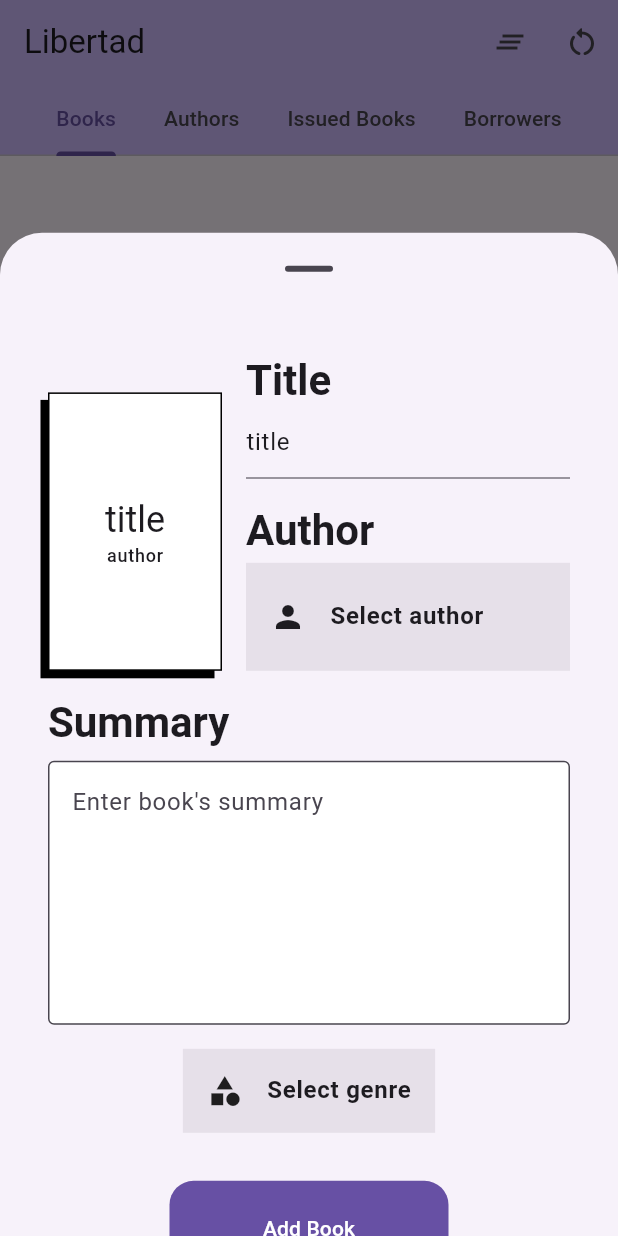
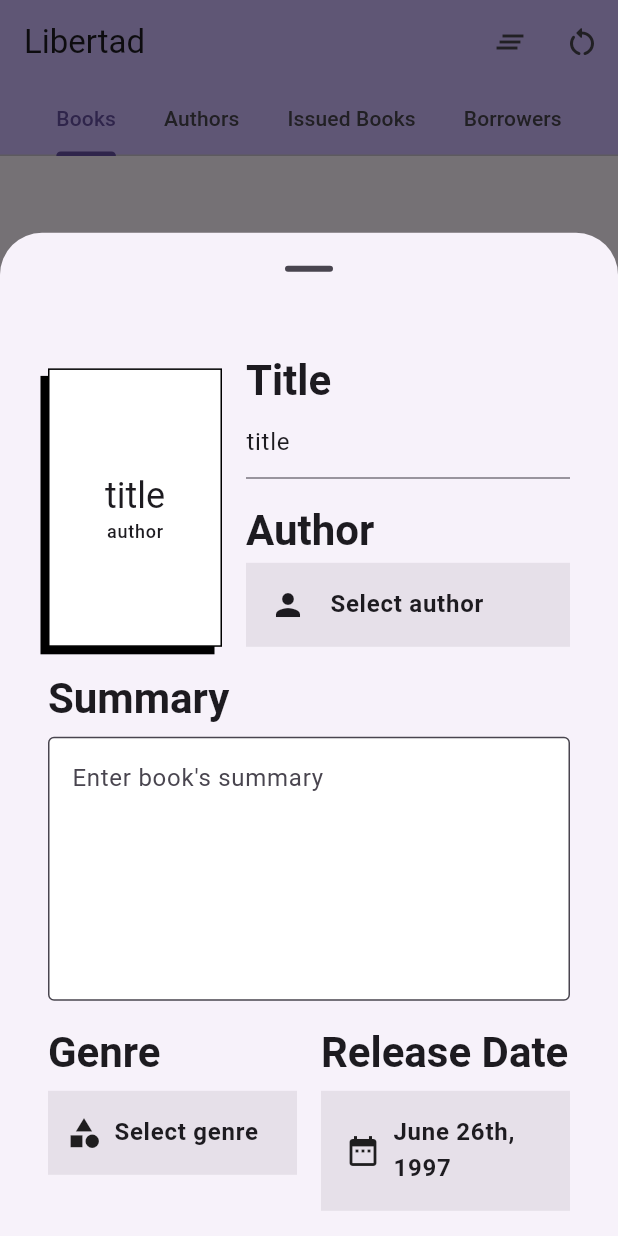
Before and after one commit to imaachman/libertad, a Flutter app: the screen it shows after launch, after a tap on the "add" icon, on a phone screen of 412 x 824 dp. Run offline on Flutter 3.47's test engine with Material 3 defaults, Android fonts, the light colour scheme and no system bars; our stand-ins replace flutter_riverpod, isar, riverpod_annotation; accounts and stored records are empty; generated files the repository leaves out were written again.

Commit message:
Book Editor #4
- Extract out AddBookButton as separate widget
- Update AuthorField to use InkWell instead of TextButton to maintain consistency
- Handle overflow cases in GenreField and AuthorField
- Implement ReleaseDateField and functionality
- Add DateExtension to convert month to word and append ordinals and prettify the date string

```diff
--- /dev/null
+++ b/lib/core/utils/extensions.dart
@@ -0,0 +1,51 @@
+extension DateExtension on DateTime {
+  String monthToWord() {
+    switch (month) {
+      case 1:
+        return 'January';
+      case 2:
+        return 'February';
+      case 3:
+        return 'March';
+      case 4:
+        return 'April';
+      case 5:
+        return 'May';
+      case 6:
+        return 'June';
+      case 7:
+        return 'July';
+      case 8:
+        return 'August';
+      case 9:
+        return 'September';
+      case 10:
+        return 'October';
+      case 11:
+        return 'November';
+      case 12:
+        return 'December';
+      default:
+        return 'Unknown';
+    }
+  }
+
+  String appendOrdinals() {
+    final int day = this.day;
+    if (day >= 11 && day <= 13) {
+      return '${day}th';
+    }
+    switch (day % 10) {
+      case 1:
+        return '${day}st';
+      case 2:
+        return '${day}nd';
+      case 3:
+        return '${day}rd';
+      default:
+        return '${day}th';
+    }
+  }
+
+  String get prettify => '${monthToWord()} ${appendOrdinals()}, $year';
+}
--- /dev/null
+++ b/lib/features/books/screens/book_editor/add_book_button.dart
@@ -0,0 +1,40 @@
+import 'package:flutter/material.dart';
+import 'package:flutter_riverpod/flutter_riverpod.dart';
+import 'package:libertad/features/books/viewmodels/book_editor_viewmodel.dart';
+
+class AddBookButton extends ConsumerWidget {
+  final GlobalKey<FormState> formKey;
+
+  const AddBookButton({super.key, required this.formKey});
+
+  @override
+  Widget build(BuildContext context, WidgetRef ref) {
+    return TextButton(
+      onPressed: () => ref
+          .read(bookEditorViewModelProvider().notifier)
+          .addBook(context, formKey),
+      style: ButtonStyle(
+        shape: WidgetStatePropertyAll(RoundedRectangleBorder()),
+        backgroundColor: WidgetStatePropertyAll(
+          Theme.of(context).primaryColor,
+        ),
+      ),
+      child: LayoutBuilder(
+        builder: (context, constraints) {
+          return SizedBox(
+            width: constraints.maxWidth / 2,
+            height: 48,
+            child: Center(
+              child: Text(
+                'Add Book',
+                style: Theme.of(context).textTheme.labelLarge?.copyWith(
+                      color: Theme.of(context).colorScheme.onPrimary,
+                    ),
+              ),
+            ),
+          );
+        },
+      ),
+    );
+  }
+}
--- a/lib/features/books/screens/book_editor/author_field.dart
+++ b/lib/features/books/screens/book_editor/author_field.dart
@@ -29,23 +29,18 @@ class AuthorField extends ConsumerWidget {
               ?.copyWith(fontWeight: FontWeight.bold),
         ),
         SizedBox(height: 4),
-        TextButton(
-          style: ButtonStyle(
-            shape: WidgetStatePropertyAll(
-              RoundedRectangleBorder(
-                side: authorNotSelected
-                    ? BorderSide(color: Theme.of(context).colorScheme.error)
-                    : BorderSide.none,
-              ),
-            ),
-            backgroundColor: WidgetStatePropertyAll(
-                Theme.of(context).colorScheme.surfaceContainerHighest),
-          ),
-          onPressed: () => ref
+        InkWell(
+          onTap: () => ref
               .read(authorFieldViewModelProvider.notifier)
               .showAuthorsSearchView(context),
           child: Container(
-            padding: const EdgeInsets.symmetric(horizontal: 4),
+            decoration: BoxDecoration(
+              color: Theme.of(context).colorScheme.surfaceContainerHighest,
+              border: authorNotSelected
+                  ? Border.all(color: Theme.of(context).colorScheme.error)
+                  : null,
+            ),
+            padding: const EdgeInsets.symmetric(horizontal: 16),
             width: double.infinity,
             height: 56,
             child: Center(
@@ -57,12 +52,15 @@ class AuthorField extends ConsumerWidget {
                   color: Theme.of(context).colorScheme.onSurface,
                 ),
                 SizedBox(width: 16),
-                Text(
-                  author.value?.name ?? 'Select author',
-                  style: Theme.of(context)
-                      .textTheme
-                      .bodyLarge
-                      ?.copyWith(fontWeight: FontWeight.bold),
+                Expanded(
+                  child: Text(
+                    author.value?.name ?? 'Select author',
+                    style: Theme.of(context)
+                        .textTheme
+                        .bodyLarge
+                        ?.copyWith(fontWeight: FontWeight.bold),
+                    overflow: TextOverflow.ellipsis,
+                  ),
                 ),
               ],
             )),
--- a/lib/features/books/screens/book_editor/book_editor.dart
+++ b/lib/features/books/screens/book_editor/book_editor.dart
@@ -1,8 +1,9 @@
 import 'package:flutter/material.dart';
 import 'package:flutter_riverpod/flutter_riverpod.dart';
 import 'package:libertad/core/constants/breakpoints.dart';
+import 'package:libertad/features/books/screens/book_editor/add_book_button.dart';
 import 'package:libertad/features/books/screens/book_editor/genre_field.dart';
-import 'package:libertad/features/books/viewmodels/book_editor_viewmodel.dart';
+import 'package:libertad/features/books/screens/book_editor/release_date_field.dart';
 import 'package:libertad/widgets/row_column_switch.dart';
 
 import 'author_field.dart';
@@ -48,9 +49,8 @@ class _BookEditorState extends ConsumerState<BookEditor> {
             key: formKey,
             child: Padding(
               padding: const EdgeInsets.all(32),
-              child: Column(
-                children: [
-                  LayoutBuilder(builder: (context, constraints) {
+              child: LayoutBuilder(
+                builder: (context, constraints) {
                   final double maxWidth = constraints.maxWidth;
                   // Whether to build a column or a row. Depends on screen
                   // size.
@@ -58,14 +58,17 @@ class _BookEditorState extends ConsumerState<BookEditor> {
                   // Gap between book cover and text fields.
                   final double gap = 16;
 
-                    return RowColumnSwitch(
+                  return Column(
+                    children: [
+                      RowColumnSwitch(
                         columnWhen: buildColumn,
                         crossAxisAlignment: buildColumn
                             ? CrossAxisAlignment.center
                             : CrossAxisAlignment.end,
                         children: [
                           SizedBox(
-                          width: buildColumn ? (maxWidth / 2) : (maxWidth / 3),
+                            width:
+                                buildColumn ? (maxWidth / 2) : (maxWidth / 3),
                             child: BookCover(
                               titleController: titleController,
                             ),
@@ -86,57 +89,35 @@ class _BookEditorState extends ConsumerState<BookEditor> {
                             ),
                           )
                         ],
-                    );
-                  }),
+                      ),
                       SizedBox(height: 16),
                       SummaryField(controller: summaryController),
                       SizedBox(height: 16),
-                  GenreField(),
+                      RowColumnSwitch(
+                        columnWhen: buildColumn,
+                        crossAxisAlignment: buildColumn
+                            ? CrossAxisAlignment.center
+                            : CrossAxisAlignment.start,
+                        children: [
+                          SizedBox(
+                            width:
+                                buildColumn ? maxWidth : (maxWidth - gap) / 2,
+                            child: GenreField(),
+                          ),
+                          SizedBox(
+                            width: buildColumn ? null : gap,
+                            height: buildColumn ? gap : null,
+                          ),
+                          SizedBox(
+                            width:
+                                buildColumn ? maxWidth : (maxWidth - gap) / 2,
+                            child: ReleaseDateField(),
+                          ),
+                        ],
+                      ),
                       SizedBox(height: 32),
-                  TextButton(
-                    onPressed: () => ref
-                        .read(bookEditorViewModelProvider().notifier)
-                        .addBook(context, formKey),
-                    style: ButtonStyle(
-                      shape: WidgetStatePropertyAll(RoundedRectangleBorder(
-                          borderRadius: BorderRadius.circular(16))),
-                      backgroundColor: WidgetStatePropertyAll(
-                        Theme.of(context).primaryColor,
-                      ),
-                    ),
-                    child: LayoutBuilder(
-                      builder: (context, constraints) {
-                        return SizedBox(
-                          width: constraints.maxWidth / 2,
-                          height: 48,
-                          child: Center(
-                            child: Text(
-                              'Add Book',
-                              style: Theme.of(context)
-                                  .textTheme
-                                  .labelLarge
-                                  ?.copyWith(
-                                    color:
-                                        Theme.of(context).colorScheme.onPrimary,
-                                  ),
-                            ),
-                          ),
-                        );
-                      },
-                    ),
-                  ),
+                      AddBookButton(formKey: formKey),
 
-                  // SizedBox(height: 16),
-                  // OutlinedButton(
-                  //   child: Text('Select release date'),
-                  //   onPressed: () {
-                  //     showDatePicker(
-                  //       context: context,
-                  //       firstDate: DateTime(1600),
-                  //       lastDate: DateTime.now(),
-                  //     );
-                  //   },
-                  // ),
                       // SizedBox(height: 16),
                       // SizedBox(
                       //   width: 200,
@@ -155,23 +136,9 @@ class _BookEditorState extends ConsumerState<BookEditor> {
                       //           ],
                       //         ),
                       //       ),
-                  //       Expanded(
-                  //         child: Row(
-                  //           mainAxisSize: MainAxisSize.min,
-                  //           children: [
-                  //             Text('Issued copies:'),
-                  //             TextField(
-                  //               decoration: InputDecoration(
-                  //                 border: OutlineInputBorder(),
-                  //               ),
-                  //             ),
-                  //           ],
-                  //         ),
-                  //       ),
-                  //     ],
-                  //   ),
-                  // )
                     ],
+                  );
+                },
               ),
             ),
           ),
--- a/lib/features/books/screens/book_editor/genre_field.dart
+++ b/lib/features/books/screens/book_editor/genre_field.dart
@@ -8,10 +8,11 @@ class GenreField extends ConsumerWidget {
 
   @override
   Widget build(BuildContext context, WidgetRef ref) {
-    // Listen to the [BookEditorViewModel] to check if a genre is selected.
+    // Listen to the [BookEditorViewModel] provider to check if a genre is
+    // selected and to show the selected genre in the UI.
     ref.watch(bookEditorViewModelProvider());
 
-    // Listen to the [BookEditorViewModel] to get the selected genre.
+    // Access [BookEditorViewModel] to get the selected genre.
     final BookEditorViewModel model =
         ref.watch(bookEditorViewModelProvider().notifier);
     // Check if a genre is selected.
@@ -20,7 +21,16 @@ class GenreField extends ConsumerWidget {
     return Column(
       crossAxisAlignment: CrossAxisAlignment.start,
       children: [
+        Text(
+          'Genre',
+          style: Theme.of(context)
+              .textTheme
+              .headlineMedium
+              ?.copyWith(fontWeight: FontWeight.bold),
+        ),
+        SizedBox(height: 8),
         PopupMenuButton(
+          tooltip: 'Select genre',
           onSelected: model.setGenre,
           itemBuilder: (context) {
             return Genre.values.map((genre) {
@@ -31,7 +41,7 @@ class GenreField extends ConsumerWidget {
             }).toList();
           },
           child: Container(
-            padding: const EdgeInsets.all(16),
+            padding: const EdgeInsets.symmetric(horizontal: 12, vertical: 16),
             decoration: BoxDecoration(
               color: Theme.of(context).colorScheme.surfaceContainerHighest,
               border: genreNotSelected
@@ -42,13 +52,17 @@ class GenreField extends ConsumerWidget {
               mainAxisSize: MainAxisSize.min,
               children: [
                 Icon(Icons.category, size: 24),
-                SizedBox(width: 16),
-                Text(
-                  model.genre?.name ?? 'Select genre',
-                  style: Theme.of(context)
-                      .textTheme
-                      .bodyLarge
-                      ?.copyWith(fontWeight: FontWeight.bold),
+                SizedBox(width: 8),
+                Expanded(
+                  child: Text(
+                    model.genre?.name ?? 'Select genre',
+                    style: Theme.of(context)
+                        .textTheme
+                        .bodyLarge
+                        ?.copyWith(fontWeight: FontWeight.bold),
+                    maxLines: 2,
+                    overflow: TextOverflow.ellipsis,
+                  ),
                 ),
               ],
             ),
--- /dev/null
+++ b/lib/features/books/screens/book_editor/release_date_field.dart
@@ -0,0 +1,57 @@
+import 'package:flutter/material.dart';
+import 'package:flutter_riverpod/flutter_riverpod.dart';
+import 'package:libertad/core/utils/extensions.dart';
+import 'package:libertad/features/books/viewmodels/book_editor_viewmodel.dart';
+
+class ReleaseDateField extends ConsumerWidget {
+  const ReleaseDateField({super.key});
+
+  @override
+  Widget build(BuildContext context, WidgetRef ref) {
+    // Listen to [BookEditorViewModel] provider to update the release date in
+    // the UI.
+    ref.watch(bookEditorViewModelProvider());
+    // Access [BookEditorViewModel] to get the release date.
+    final BookEditorViewModel model =
+        ref.watch(bookEditorViewModelProvider().notifier);
+
+    return Column(
+      crossAxisAlignment: CrossAxisAlignment.start,
+      children: [
+        Text(
+          'Release Date',
+          style: Theme.of(context)
+              .textTheme
+              .headlineMedium
+              ?.copyWith(fontWeight: FontWeight.bold),
+        ),
+        SizedBox(height: 8),
+        InkWell(
+          child: Container(
+            padding: const EdgeInsets.all(16),
+            color: Theme.of(context).colorScheme.surfaceContainerHighest,
+            child: Row(
+              mainAxisSize: MainAxisSize.min,
+              children: [
+                Icon(Icons.date_range, size: 24),
+                SizedBox(width: 8),
+                Expanded(
+                  child: Text(
+                    model.releaseDate.prettify,
+                    style: Theme.of(context)
+                        .textTheme
+                        .bodyLarge
+                        ?.copyWith(fontWeight: FontWeight.bold),
+                    maxLines: 2,
+                    overflow: TextOverflow.ellipsis,
+                  ),
+                ),
+              ],
+            ),
+          ),
+          onTap: () => model.openDatePicker(context),
+        ),
+      ],
+    );
+  }
+}
--- a/lib/features/books/viewmodels/book_editor_viewmodel.dart
+++ b/lib/features/books/viewmodels/book_editor_viewmodel.dart
@@ -121,9 +121,21 @@ class BookEditorViewModel extends _$BookEditorViewModel {
     ref.notifyListeners();
   }
 
-  /// Updates [releaseDate].
-  void setReleaseDate(DateTime value) {
-    releaseDate = value;
+  /// Opens date picker and selects the release date of the book.
+  Future<void> openDatePicker(BuildContext context) async {
+    // Show date picker dialog.
+    final DateTime? selectedDate = await showDatePicker(
+      context: context,
+      initialDate: releaseDate,
+      firstDate: DateTime(1900),
+      lastDate: DateTime.now(),
+    );
+
+    // If a date is selected, update the release date.
+    if (selectedDate != null) {
+      releaseDate = selectedDate;
+      ref.notifyListeners();
+    }
   }
 
   /// Updates [summary].
```
Lines whose indentation alone changed are shown as unchanged.
